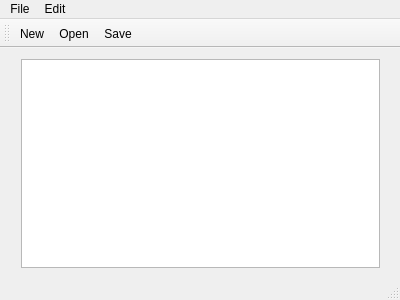
Qt form mainwindow.ui (alejinjer/UText) before a commit.
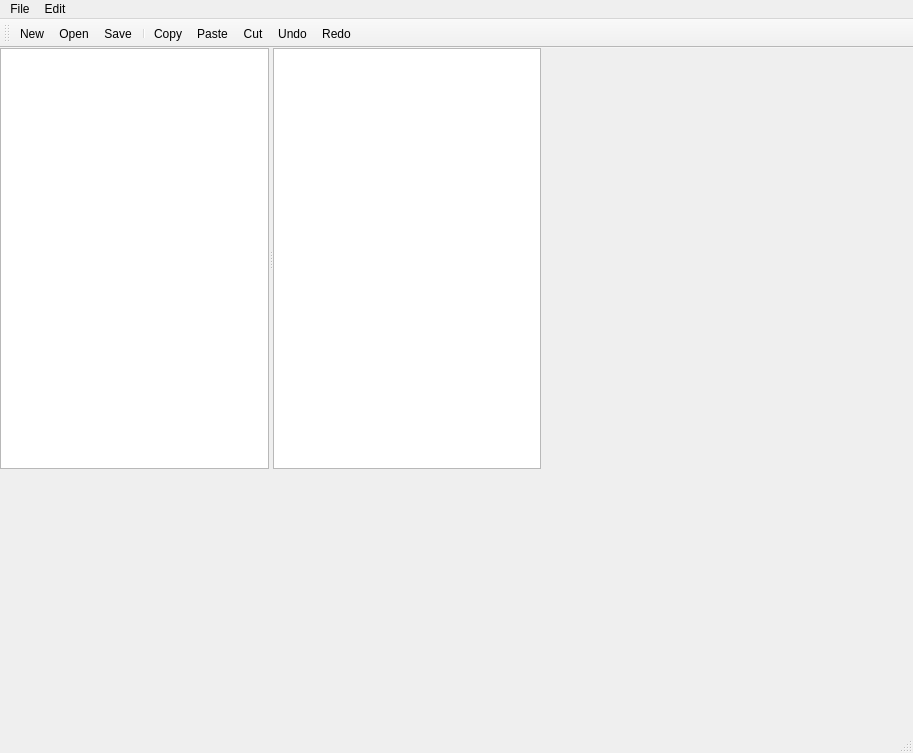
The same form after that commit. Icons and pictures are not drawn.

Commit message: add Directory Tree

```diff
--- a/mainwindow.ui
+++ b/mainwindow.ui
@@ -6,28 +6,28 @@
    <rect>
     <x>0</x>
     <y>0</y>
-    <width>400</width>
-    <height>300</height>
+    <width>913</width>
+    <height>753</height>
    </rect>
   </property>
   <property name="windowTitle">
    <string>MainWindow</string>
   </property>
   <widget class="QWidget" name="centralWidget">
-   <widget class="QWidget" name="verticalLayoutWidget">
+   <widget class="QSplitter" name="splitter">
     <property name="geometry">
      <rect>
-      <x>10</x>
+      <x>0</x>
       <y>0</y>
-      <width>381</width>
-      <height>231</height>
+      <width>541</width>
+      <height>421</height>
      </rect>
     </property>
-    <layout class="QVBoxLayout" name="verticalLayout">
-     <item>
-      <widget class="QTextEdit" name="textEdit"/>
-     </item>
-    </layout>
+    <property name="orientation">
+     <enum>Qt::Horizontal</enum>
+    </property>
+    <widget class="QTreeView" name="treeView"/>
+    <widget class="QTextEdit" name="textEdit"/>
    </widget>
   </widget>
   <widget class="QMenuBar" name="menuBar">
@@ -35,7 +35,7 @@
     <rect>
      <x>0</x>
      <y>0</y>
-     <width>400</width>
+     <width>913</width>
      <height>22</height>
     </rect>
    </property>
@@ -71,6 +71,12 @@
    <addaction name="actionNew"/>
    <addaction name="actionOpen"/>
    <addaction name="actionSave"/>
+   <addaction name="separator"/>
+   <addaction name="actionCopy"/>
+   <addaction name="actionPaste"/>
+   <addaction name="actionCut"/>
+   <addaction name="actionUndo"/>
+   <addaction name="actionRedo"/>
   </widget>
   <widget class="QStatusBar" name="statusBar"/>
   <action name="actionNew">
```
Left out of the diff: 20 changed lines with no effect on the pictures. The commit also changes 3 other files.
